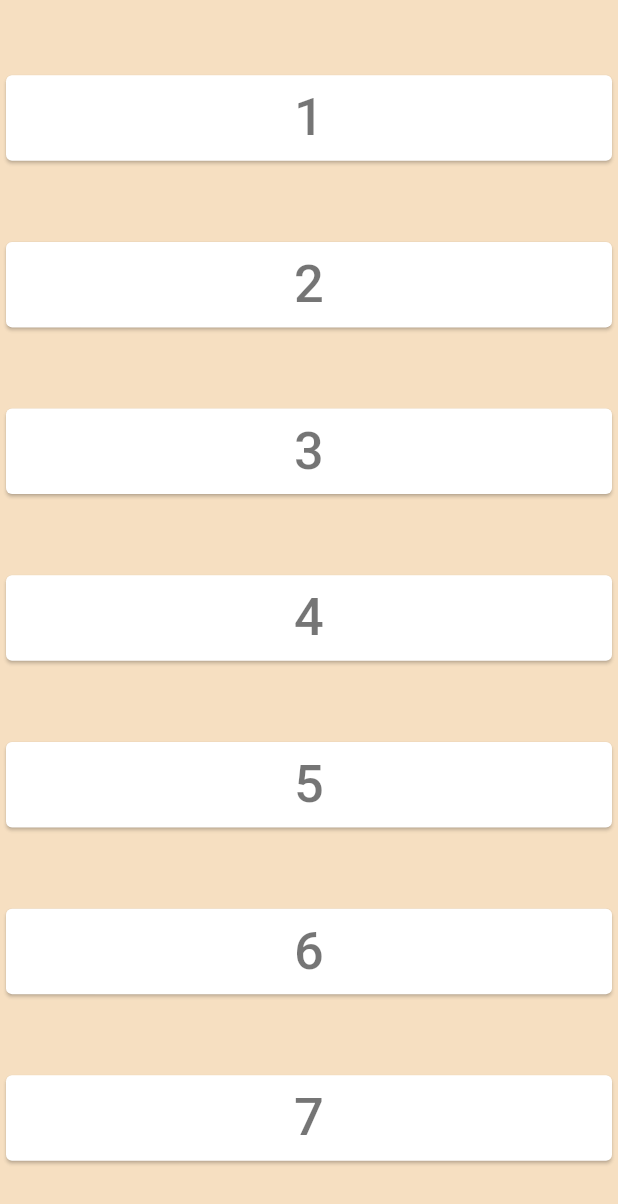
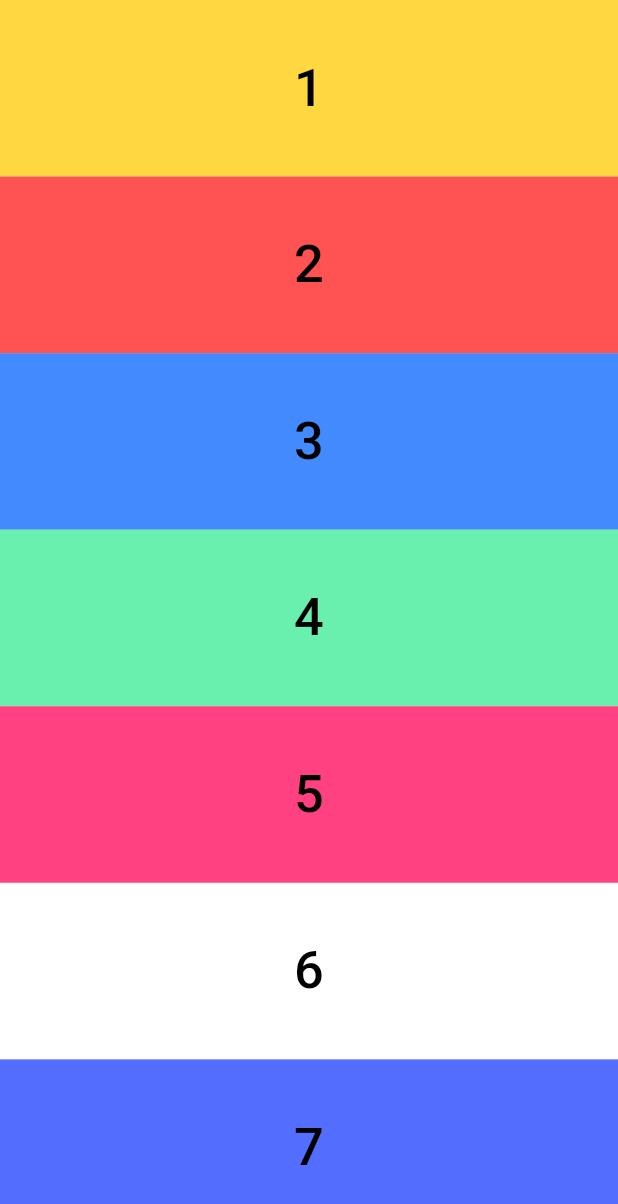
Before and after one commit to Programer3/audio_piano, a Flutter app: the screen it shows after launch, on a phone screen of 412 x 824 dp. Shown: the top 1204 px of the screen. Run offline on Flutter 3.47's test engine with Material 2 defaults, Android fonts, the phone set to English and light mode, and no system bars; our stand-ins replace audioplayers.

Commit message:
beautified prev commit

```diff
--- a/lib/main.dart
+++ b/lib/main.dart
@@ -29,9 +29,10 @@ class _AudioAppState extends State<AudioApp> {
       body: SafeArea(
         child: Column(
           crossAxisAlignment: CrossAxisAlignment.stretch,
-          mainAxisAlignment: MainAxisAlignment.spaceEvenly,
           children: [
-            Card(
+            Expanded(
+              child: Container(
+                color: Colors.amberAccent,
                 child: TextButton(
                   onPressed: () {
                     final player = AudioCache();
@@ -40,13 +41,16 @@ class _AudioAppState extends State<AudioApp> {
                   child: Text(
                     '1',
                     style: TextStyle(
-                    color: Colors.black54,
+                      color: Colors.black,
                       fontSize: 35,
                     ),
                   ),
                 ),
               ),
-            Card(
+            ),
+            Expanded(
+              child: Container(
+                color: Colors.redAccent,
                 child: TextButton(
                   onPressed: () {
                     final player = AudioCache();
@@ -55,13 +59,16 @@ class _AudioAppState extends State<AudioApp> {
                   child: Text(
                     '2',
                     style: TextStyle(
-                    color: Colors.black54,
+                      color: Colors.black,
                       fontSize: 35,
                     ),
                   ),
                 ),
               ),
-            Card(
+            ),
+            Expanded(
+              child: Container(
+                color: Colors.blueAccent,
                 child: TextButton(
                   onPressed: () {
                     final player = AudioCache();
@@ -70,13 +77,16 @@ class _AudioAppState extends State<AudioApp> {
                   child: Text(
                     '3',
                     style: TextStyle(
-                    color: Colors.black54,
+                      color: Colors.black,
                       fontSize: 35,
                     ),
                   ),
                 ),
               ),
-            Card(
+            ),
+            Expanded(
+              child: Container(
+                color: Colors.greenAccent,
                 child: TextButton(
                   onPressed: () {
                     final player = AudioCache();
@@ -85,13 +95,16 @@ class _AudioAppState extends State<AudioApp> {
                   child: Text(
                     '4',
                     style: TextStyle(
-                    color: Colors.black54,
+                      color: Colors.black,
                       fontSize: 35,
                     ),
                   ),
                 ),
               ),
-            Card(
+            ),
+            Expanded(
+              child: Container(
+                color: Colors.pinkAccent,
                 child: TextButton(
                   onPressed: () {
                     final player = AudioCache();
@@ -100,13 +113,16 @@ class _AudioAppState extends State<AudioApp> {
                   child: Text(
                     '5',
                     style: TextStyle(
-                    color: Colors.black54,
+                      color: Colors.black,
                       fontSize: 35,
                     ),
                   ),
                 ),
               ),
-            Card(
+            ),
+            Expanded(
+              child: Container(
+                color: Colors.white,
                 child: TextButton(
                   onPressed: () {
                     final player = AudioCache();
@@ -115,13 +131,16 @@ class _AudioAppState extends State<AudioApp> {
                   child: Text(
                     '6',
                     style: TextStyle(
-                    color: Colors.black54,
+                      color: Colors.black,
                       fontSize: 35,
                     ),
                   ),
                 ),
               ),
-            Card(
+            ),
+            Expanded(
+              child: Container(
+                color: Colors.indigoAccent,
                 child: TextButton(
                   onPressed: () {
                     final player = AudioCache();
@@ -130,8 +149,9 @@ class _AudioAppState extends State<AudioApp> {
                   child: Text(
                     '7',
                     style: TextStyle(
-                    color: Colors.black54,
+                      color: Colors.black,
                       fontSize: 35,
+                    ),
                   ),
                 ),
               ),
```
Lines whose indentation alone changed are shown as unchanged.
